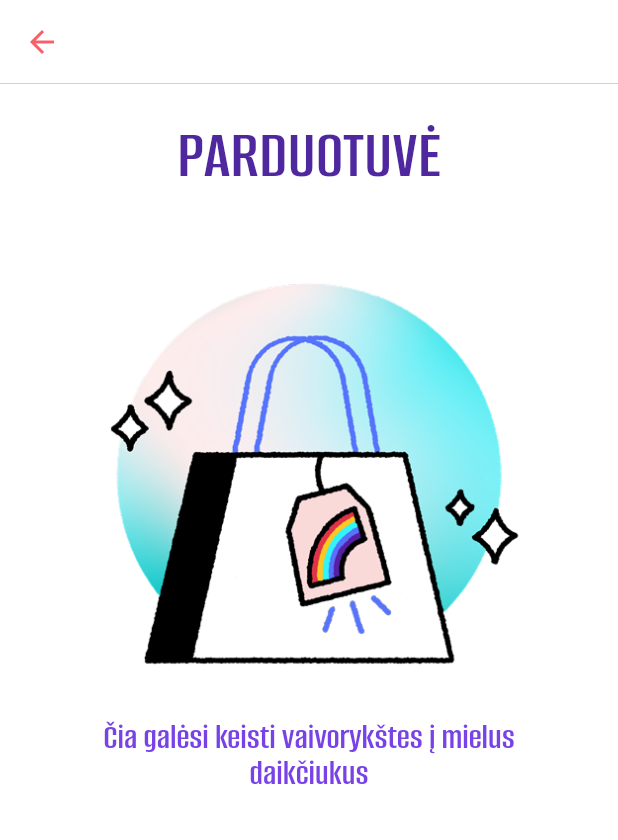
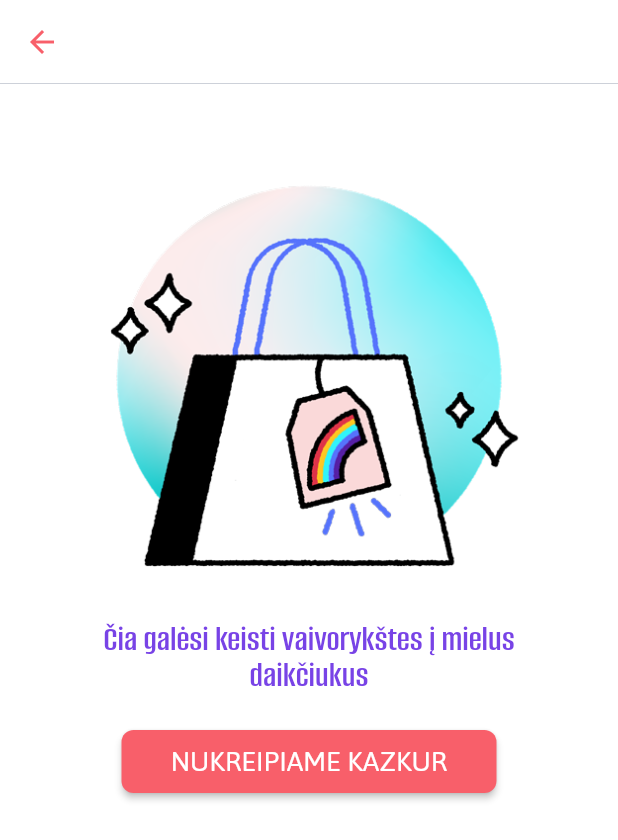
Before and after one commit to karina-klinkeviciute/rainbow-challenge-front, a Flutter app: the NavigationPage screen opened by its route, after a tap on "Parduotuvė", on a phone screen of 412 x 824 dp. Shown: the top 840 px of the screen. Run offline on Flutter 3.47's test engine with Material 2 defaults, Android fonts, the phone set to English and light mode, and no system bars; our stand-ins replace bloc, connectivity_plus, dio, equatable, file_picker, flutter_bloc and 3 more; missing offline and left inert: qr_code_scanner; accounts and stored records are empty; generated files the repository leaves out were written again; network calls fail.

Commit message:
partly compleate shop page

```diff
--- a/lib/constants/app.dart
+++ b/lib/constants/app.dart
@@ -18,6 +18,7 @@ class AppRoute {
   static const String challenge = 'challenge';
   static const String profile = 'profile';
   static const String shop = 'shop';
+  static const String shopItems = 'shop_items';
   static const String regions = 'regions';
   static const String navigation = 'navigation';
   static const String home = '/';
--- a/lib/navigation/app_router.dart
+++ b/lib/navigation/app_router.dart
@@ -6,6 +6,8 @@ import 'package:rainbow_challenge/pages/pages.dart';
 import 'package:rainbow_challenge/pages/profile/cubit/profile_info_cubit.dart';
 import 'package:rainbow_challenge/pages/regions/cubit/regions_cubit.dart';
 import 'package:rainbow_challenge/pages/regions/regions_page.dart';
+import 'package:rainbow_challenge/pages/shop/cubit/shop_info_cubit.dart';
+import 'package:rainbow_challenge/pages/shop/shop_page.dart';
 import 'package:rainbow_challenge/services/dio_client.dart';
 import 'package:rainbow_challenge/utils/repository/repositories.dart';
 
@@ -253,6 +255,13 @@ class AppRouter {
                       RegionsCubit(regionsRepository: regionsRepository),
                   child: RegionsPage(),
                 ));
+      case AppRoute.shopItems:
+        return MaterialPageRoute(
+            builder: (_) => BlocProvider(
+                  create: (BuildContext context) =>
+                      ShopInfoCubit(profileRepository: profileRepository),
+                  child: ShopItemsPage(),
+                ));
 
       case AppRoute.challengesJoined:
         return MaterialPageRoute(builder: (_) => ChallengesPage());
@@ -271,6 +280,9 @@ class AppRouter {
       case AppRoute.shop:
         return MaterialPageRoute(builder: (_) => ShopPage());
 
+      case AppRoute.shopItems:
+        return MaterialPageRoute(builder: (_) => ShopItemsPage());
+
       case AppRoute.qrCode:
         return MaterialPageRoute(builder: (_) => QrCodePage());
 
--- a/lib/pages/shop.dart
+++ b/lib/pages/shop.dart
@@ -1,4 +1,6 @@
 import 'package:flutter/material.dart';
+import 'package:rainbow_challenge/constants/app.dart';
+import 'package:rainbow_challenge/pages/shop/shop_page.dart';
 import 'package:rainbow_challenge/widgets/widgets.dart';
 import 'package:flutter_gen/gen_l10n/app_localizations.dart';
 import 'package:rainbow_challenge/theme/colors.dart';
@@ -27,41 +29,26 @@ class _MainArea extends StatelessWidget {
       width: MediaQuery.of(context).size.width * 0.8,
       child: Column(
         children: [
-          HeadlineWidget(title: AppLocalizations.of(context)!.menu_shop),
+          SizedBox(height: 30),
           ImageLocalWidget(url: 'assets/images/dialogs/shop.png'),
-          Text(AppLocalizations.of(context)!.shop_welcome_text,
-              textAlign: TextAlign.center,
-              style: Theme.of(context).textTheme.headline3!.merge(
-                  const TextStyle(
-                      fontSize: 24, color: ThemeColors.primaryColor))),
+          Text(
+            AppLocalizations.of(context)!.shop_welcome_text,
+            textAlign: TextAlign.center,
+            style: Theme.of(context).textTheme.headline3!.merge(
+                const TextStyle(fontSize: 24, color: ThemeColors.primaryColor)),
+          ),
+          _goToShop(context)
         ],
       ),
     );
-    /*  return Column(
-        mainAxisAlignment: MainAxisAlignment.center,
-        crossAxisAlignment: CrossAxisAlignment.center,
-        children: [
-          //  ImageLocalWidget(url: 'assets/images/dialogs/shop.png'),
-          Text(AppLocalizations.of(context)!.shop_welcome_text,
-              style: Theme.of(context).textTheme.headline3!.merge(
-                  const TextStyle(
-                      fontSize: 28, color: ThemeColors.primaryColorDark))),
-        ]);
-*/
-    /*   return Center(
-      child: Container(
-        width: MediaQuery.of(context).size.width * 0.8,
-        child: Column(
-            mainAxisAlignment: MainAxisAlignment.center,
-            crossAxisAlignment: CrossAxisAlignment.center,
-            children: [
-              //  ImageLocalWidget(url: 'assets/images/dialogs/shop.png'),
-              Text(AppLocalizations.of(context)!.shop_welcome_text,
-                  style: Theme.of(context).textTheme.headline3!.merge(
-                      const TextStyle(
-                          fontSize: 28, color: ThemeColors.primaryColorDark))),
-            ]),
-      ),
-    ); */
   }
 }
+
+Widget _goToShop(BuildContext context) {
+  return Padding(
+    padding: EdgeInsets.only(top: 20),
+    child: ElevatedButton(
+        child: Text('NUKREIPIAME KAZKUR'),
+        onPressed: () => Navigator.pushNamed(context, AppRoute.shopItems)),
+  );
+}
--- /dev/null
+++ b/lib/pages/shop/cubit/shop_info_cubit.dart
@@ -0,0 +1,32 @@
+import 'package:bloc/bloc.dart';
+import 'dart:async';
+import 'package:equatable/equatable.dart';
+import 'package:rainbow_challenge/utils/model/models.dart';
+import 'package:rainbow_challenge/utils/repository/repositories.dart';
+
+class ShopInfoCubit extends Cubit<ShopInfoState> {
+  final ProfileRepository profileRepository;
+  ShopInfoCubit({required this.profileRepository}) : super(ShopInfoInitial());
+
+  void fetchProfile() {
+    Timer(Duration(seconds: 1), () {
+      profileRepository.fetchProfile().then((profile) {
+        emit(ShopInfoLoaded(profile: profile));
+      });
+    });
+  }
+}
+
+abstract class ShopInfoState extends Equatable {
+  const ShopInfoState();
+
+  @override
+  List<Object> get props => [];
+}
+
+class ShopInfoInitial extends ShopInfoState {}
+
+class ShopInfoLoaded extends ShopInfoState {
+  final Profile profile;
+  ShopInfoLoaded({required this.profile});
+}
```
Also changed, not shown: lib/pages/shop/shop_page.dart (added, +92 -0 lines).
